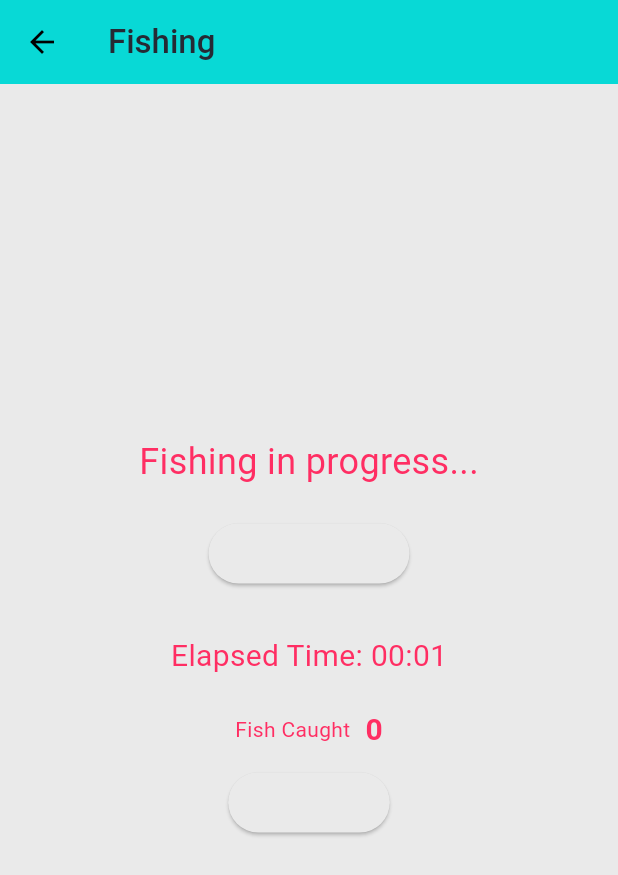
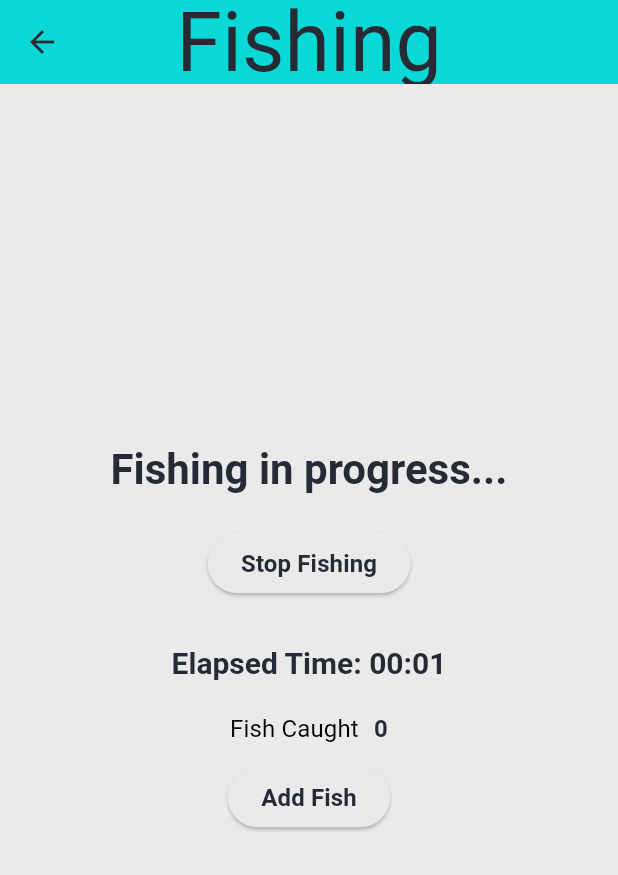
Before and after one commit to IU-Capstone-Project-2025/FishMasters, a Flutter app: the FishingPage screen opened by its route, on a phone screen of 412 x 824 dp. Shown: the top 875 px of the screen. Run offline on Flutter 3.47's test engine with Material 3 defaults, Android fonts, the light colour scheme and no system bars; our stand-ins replace flutter_map, font_awesome_flutter, google_fonts, hive, hive_flutter, image_picker and 2 more; accounts and stored records are empty; Roboto replaces fonts that are missing (Bellota).

Commit message:
feat: add design to fishing page

```diff
--- a/mobile_app/lib/Theme/app_theme.dart
+++ b/mobile_app/lib/Theme/app_theme.dart
@@ -101,7 +101,6 @@ class AppThemes {
       ),
       bodySmall: GoogleFonts.bellota(
         fontSize: 16,
-
         fontWeight: FontWeight.bold,
         color: const Color(0xFF252A34),
       ),
--- a/mobile_app/lib/pages/developer_page.dart
+++ b/mobile_app/lib/pages/developer_page.dart
@@ -9,6 +9,7 @@ class DeveloperPage extends StatelessWidget {
     var colorScheme = Theme.of(context).colorScheme;
     var textTheme = Theme.of(context).textTheme;
     return Scaffold(
+      backgroundColor: colorScheme.primary,
       appBar: AppBar(
         backgroundColor: colorScheme.secondary,
         automaticallyImplyLeading: true,
--- a/mobile_app/lib/pages/fishing_page.dart
+++ b/mobile_app/lib/pages/fishing_page.dart
@@ -153,11 +153,19 @@ class _FishingPageState extends State<FishingPage> {
   @override
   Widget build(BuildContext context) {
     var localizations = AppLocalizations.of(context);
+    var colorScheme = Theme.of(context).colorScheme;
+    var textTheme = Theme.of(context).textTheme;
     return Scaffold(
+      backgroundColor: Theme.of(context).colorScheme.primary,
       appBar: AppBar(
-        title: Text(localizations!.fishingText),
-        backgroundColor: Theme.of(context).colorScheme.secondary,
-        foregroundColor: Theme.of(context).colorScheme.onSecondary,
+        backgroundColor: colorScheme.secondary,
+        automaticallyImplyLeading: true,
+        title: Text(
+          localizations!.fishingText,
+          style: textTheme.displayMedium,
+        ),
+        centerTitle: true,
+        elevation: 0,
       ),
       body: Center(
         child: Column(
@@ -165,23 +173,23 @@ class _FishingPageState extends State<FishingPage> {
           children: [
             Text(
               localizations.fishingInProgress,
-              style: const TextStyle(fontSize: 24),
+              style: textTheme.headlineSmall,
             ),
             const SizedBox(height: 20),
             ElevatedButton(
               onPressed: () => _stopFishing(context),
-              child: Text(localizations.stopFishingButton),
+              child: Text(localizations.stopFishingButton, style: textTheme.titleSmall,),
             ),
             const SizedBox(height: 30),
             Text(
               '${localizations.elapsedTime}: ${_formatDuration(_elapsedSeconds)}',
-              style: const TextStyle(fontSize: 20),
+              style: textTheme.titleLarge,
             ),
             const SizedBox(height: 20),
             Row(
               mainAxisAlignment: MainAxisAlignment.center,
               children: [
-                Text(localizations.fishCaught),
+                Text(localizations.fishCaught, style: textTheme.labelLarge,),
                 const SizedBox(width: 10),
                 ValueListenableBuilder(
                   valueListenable: Hive.box(
@@ -192,10 +200,7 @@ class _FishingPageState extends State<FishingPage> {
                         box.get('fishCaught', defaultValue: 0) as int;
                     return Text(
                       '$fishCaught',
-                      style: const TextStyle(
-                        fontSize: 20,
-                        fontWeight: FontWeight.bold,
-                      ),
+                      style: textTheme.bodySmall,
                     );
                   },
                 ),
@@ -213,6 +218,7 @@ class _FishingPageState extends State<FishingPage> {
                     title: Text(
                       localizations.uploadFishImageText,
                       textAlign: TextAlign.center,
+                      style: textTheme.titleLarge,
                     ),
                     content: Column(
                       mainAxisSize: MainAxisSize.min,
@@ -221,7 +227,7 @@ class _FishingPageState extends State<FishingPage> {
                   ),
                 );
               },
-              child: Text(localizations.addFishButton),
+              child: Text(localizations.addFishButton, style: textTheme.titleSmall),
             ),
             SizedBox(height: 30),
             // Text("Uploaded pictures:", style: const TextStyle(fontSize: 20),),
@@ -351,6 +357,7 @@ class _ImageUploadFieldState extends State<ImageUploadField> {
   @override
   Widget build(BuildContext context) {
     var localizations = AppLocalizations.of(context);
+    var textTheme = Theme.of(context).textTheme;
     return Column(
       children: [
         GestureDetector(
@@ -376,14 +383,13 @@ class _ImageUploadFieldState extends State<ImageUploadField> {
         const SizedBox(height: 8),
         Container(
           child: _image == null
-              ? Text(localizations!.noFishNameLabel)
+              ? Text(localizations!.noFishNameLabel, style: textTheme.bodySmall,)
               : _isLoading
-              ? Text(localizations!.loadingFishName)
+              ? Text(localizations!.loadingFishName, style: textTheme.bodySmall)
               : _fishName == null
-              ? Text('Error: ${localizations!.noFishNameLabel}')
+              ? Text('Error: ${localizations!.noFishNameLabel}', style: textTheme.bodySmall)
               : Text(
-                  '${localizations!.fishNameLabel}: $_fishName',
-                  style: const TextStyle(fontSize: 16),
+                  '${localizations!.fishNameLabel}: $_fishName', style: textTheme.bodySmall
                 ),
         ),
         const SizedBox(height: 8),
@@ -414,7 +420,7 @@ class _ImageUploadFieldState extends State<ImageUploadField> {
               );
             }
           },
-          child: Text(localizations.uploadFishImageButton),
+          child: Text(localizations.uploadFishImageButton, style: textTheme.bodySmall),
         ),
         TextButton(
           onPressed: () {
@@ -424,7 +430,7 @@ class _ImageUploadFieldState extends State<ImageUploadField> {
               builder: (context) => ManualUploadDialog(),
             );
           },
-          child: Text(localizations.manualUploadButton),
+          child: Text(localizations.manualUploadButton, style: textTheme.bodySmall),
         ),
       ],
     );
@@ -494,6 +500,7 @@ class _ManualUploadDialogState extends State<ManualUploadDialog> {
   @override
   Widget build(BuildContext context) {
     var localizations = AppLocalizations.of(context)!;
+    var textTheme = Theme.of(context).textTheme;
 
     return AlertDialog(
       title: Text(localizations.manualUploadButton),
@@ -507,7 +514,9 @@ class _ManualUploadDialogState extends State<ManualUploadDialog> {
               decoration: InputDecoration(
                 labelText: localizations.fishNameLabel,
                 border: const OutlineInputBorder(),
+                labelStyle: textTheme.titleLarge
               ),
+              style: textTheme.titleLarge
             ),
             const SizedBox(height: 16),
             TextField(
@@ -516,8 +525,10 @@ class _ManualUploadDialogState extends State<ManualUploadDialog> {
                 labelText: localizations.fishDescriptionLabel,
                 border: const OutlineInputBorder(),
                 hintText: 'e.g., "Small silver fish with blue fins"',
+                labelStyle: textTheme.titleLarge
               ),
               maxLines: 3,
+              style: textTheme.titleLarge
             ),
             const SizedBox(height: 16),
             SizedBox(
@@ -534,17 +545,17 @@ class _ManualUploadDialogState extends State<ManualUploadDialog> {
                             child: CircularProgressIndicator(strokeWidth: 2),
                           ),
                           const SizedBox(width: 8),
-                          Text(localizations.searchingFishLabel),
+                          Text(localizations.searchingFishLabel, style: textTheme.titleSmall,),
                         ],
                       )
-                    : Text(localizations.searchByDescriptionButton),
+                    : Text(localizations.searchByDescriptionButton, style: textTheme.titleSmall),
               ),
             ),
             if (_searchResults.isNotEmpty) ...[
               const SizedBox(height: 16),
               Text(
                 localizations.selectFishLabel,
-                style: const TextStyle(fontWeight: FontWeight.bold),
+                style: textTheme.bodySmall,
               ),
               const SizedBox(height: 8),
               SizedBox(
@@ -562,13 +573,14 @@ class _ManualUploadDialogState extends State<ManualUploadDialog> {
                             ).primaryColor.withValues(alpha: 0.2)
                           : null,
                       child: ListTile(
-                        title: Text(fish.name),
+                        title: Text(fish.name, style: textTheme.labelSmall,),
                         subtitle: Column(
                           crossAxisAlignment: CrossAxisAlignment.start,
                           children: [
-                            Text('${fish.genus} ${fish.species}'),
+                            Text('${fish.genus} ${fish.species}', style: textTheme.labelSmall,),
                             Text(
                               '${localizations.similarityScoreLabel}: ${fish.similarityScore.toStringAsFixed(2) * 100}%',
+                              style: textTheme.labelSmall
                             ),
                           ],
                         ),
@@ -586,7 +598,7 @@ class _ManualUploadDialogState extends State<ManualUploadDialog> {
             ] else if (_isSearching == false &&
                 _descriptionController.text.isNotEmpty) ...[
               const SizedBox(height: 16),
-              Text(localizations.noResultsFoundLabel),
+              Text(localizations.noResultsFoundLabel, style: textTheme.labelLarge,),
             ],
           ],
         ),
@@ -596,7 +608,7 @@ class _ManualUploadDialogState extends State<ManualUploadDialog> {
           onPressed: () {
             Navigator.of(context).pop();
           },
-          child: Text(localizations.cancelButton),
+          child: Text(localizations.cancelButton, style: textTheme.labelLarge,),
         ),
         ElevatedButton(
           onPressed: _fishNameController.text.trim().isEmpty
```
